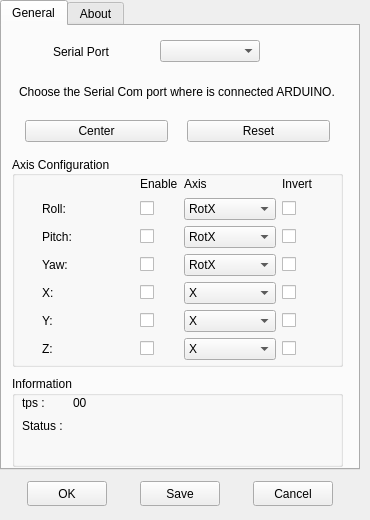
opentrack/opentrack, file ftnoir_tracker_hatire/ftnoir_hatcontrols.ui: the form before one commit.
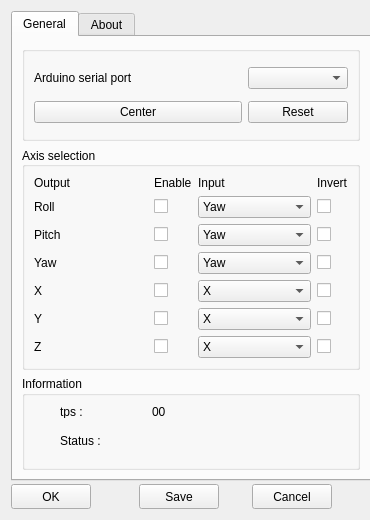
The form after the commit. The open tabs and pages were chosen to show the change. Icons and pictures are not drawn.

The edit to the form file:
```diff
--- a/ftnoir_tracker_hatire/ftnoir_hatcontrols.ui
+++ b/ftnoir_tracker_hatire/ftnoir_hatcontrols.ui
@@ -41,96 +41,9 @@
   <property name="autoFillBackground">
    <bool>false</bool>
   </property>
-  <widget class="QWidget" name="layoutWidget">
-   <property name="geometry">
-    <rect>
-     <x>0</x>
-     <y>480</y>
-     <width>361</width>
-     <height>27</height>
-    </rect>
-   </property>
-   <layout class="QHBoxLayout" name="horizontalLayout_frm_dialog">
-    <item>
-     <widget class="QPushButton" name="btnOK">
-      <property name="sizePolicy">
-       <sizepolicy hsizetype="Preferred" vsizetype="Fixed">
-        <horstretch>0</horstretch>
-        <verstretch>0</verstretch>
-       </sizepolicy>
-      </property>
-      <property name="minimumSize">
-       <size>
-        <width>80</width>
-        <height>25</height>
-       </size>
-      </property>
-      <property name="maximumSize">
-       <size>
-        <width>80</width>
-        <height>25</height>
-       </size>
-      </property>
-      <property name="text">
-       <string>OK</string>
-      </property>
-     </widget>
-    </item>
-    <item>
-     <widget class="QPushButton" name="btnSave">
-      <property name="minimumSize">
-       <size>
-        <width>80</width>
-        <height>25</height>
-       </size>
-      </property>
-      <property name="maximumSize">
-       <size>
-        <width>80</width>
-        <height>25</height>
-       </size>
-      </property>
-      <property name="text">
-       <string>Save</string>
-      </property>
-     </widget>
-    </item>
-    <item>
-     <widget class="QPushButton" name="btnCancel">
-      <property name="sizePolicy">
-       <sizepolicy hsizetype="Preferred" vsizetype="Fixed">
-        <horstretch>0</horstretch>
-        <verstretch>0</verstretch>
-       </sizepolicy>
-      </property>
-      <property name="minimumSize">
-       <size>
-        <width>80</width>
-        <height>25</height>
-       </size>
-      </property>
-      <property name="maximumSize">
-       <size>
-        <width>80</width>
-        <height>25</height>
-       </size>
-      </property>
-      <property name="text">
-       <string>Cancel</string>
-      </property>
-     </widget>
-    </item>
-   </layout>
-  </widget>
+  <layout class="QGridLayout" name="gridLayout_5">
+   <item row="0" column="0" colspan="3">
   <widget class="QTabWidget" name="tabWidget">
-   <property name="geometry">
-    <rect>
-     <x>0</x>
-     <y>0</y>
-     <width>360</width>
-     <height>470</height>
-    </rect>
-   </property>
    <property name="minimumSize">
     <size>
      <width>360</width>
@@ -144,7 +57,7 @@
     </size>
    </property>
    <property name="currentIndex">
-    <number>0</number>
+      <number>1</number>
    </property>
    <property name="usesScrollButtons">
     <bool>true</bool>
@@ -157,131 +70,79 @@
     <attribute name="title">
      <string>General</string>
     </attribute>
-    <widget class="QGroupBox" name="groupBox_status">
-     <property name="geometry">
-      <rect>
-       <x>10</x>
-       <y>350</y>
-       <width>331</width>
-       <height>91</height>
-      </rect>
-     </property>
-     <property name="title">
-      <string>Information</string>
-     </property>
-     <widget class="QWidget" name="formLayoutWidget">
-      <property name="geometry">
-       <rect>
-        <x>10</x>
-        <y>20</y>
-        <width>311</width>
-        <height>51</height>
-       </rect>
-      </property>
-      <layout class="QFormLayout" name="formLayout_status">
-       <property name="fieldGrowthPolicy">
-        <enum>QFormLayout::AllNonFixedFieldsGrow</enum>
-       </property>
-       <property name="horizontalSpacing">
-        <number>10</number>
-       </property>
-       <property name="verticalSpacing">
-        <number>10</number>
-       </property>
-       <property name="leftMargin">
-        <number>0</number>
-       </property>
-       <property name="topMargin">
-        <number>0</number>
-       </property>
-       <property name="bottomMargin">
-        <number>0</number>
-       </property>
+      <layout class="QGridLayout" name="gridLayout_4">
        <item row="0" column="0">
-        <widget class="QLabel" name="lab_tps">
-         <property name="minimumSize">
-          <size>
-           <width>31</width>
-           <height>0</height>
-          </size>
+        <widget class="QGroupBox" name="groupBox">
+         <property name="title">
+          <string/>
          </property>
-         <property name="maximumSize">
-          <size>
-           <width>60</width>
-           <height>13</height>
-          </size>
-         </property>
-         <property name="toolTip">
-          <string>Trame per seconde</string>
-         </property>
-         <property name="text">
-          <string>tps :</string>
-         </property>
-        </widget>
-       </item>
+         <layout class="QGridLayout" name="gridLayout_3">
        <item row="2" column="0">
-        <widget class="QLabel" name="lab_status">
-         <property name="maximumSize">
+           <widget class="QPushButton" name="btnCenter">
+            <property name="minimumSize">
           <size>
-           <width>60</width>
-           <height>16777215</height>
+              <width>80</width>
+              <height>20</height>
           </size>
          </property>
          <property name="text">
-          <string>Status :</string>
+             <string>Center</string>
          </property>
         </widget>
        </item>
        <item row="2" column="1">
-        <widget class="QLabel" name="lab_vstatus">
+           <widget class="QPushButton" name="btnReset">
          <property name="minimumSize">
           <size>
-           <width>170</width>
-           <height>0</height>
-          </size>
-         </property>
+              <width>80</width>
+              <height>20</height>
+             </size>
+            </property>
+            <property name="text">
+             <string>Reset</string>
+            </property>
+           </widget>
+          </item>
+          <item row="1" column="1">
+           <widget class="QComboBox" name="cbSerialPort">
+            <property name="sizePolicy">
+             <sizepolicy hsizetype="MinimumExpanding" vsizetype="Fixed">
+              <horstretch>0</horstretch>
+              <verstretch>0</verstretch>
+             </sizepolicy>
+            </property>
          <property name="maximumSize">
           <size>
-           <width>60</width>
+              <width>100</width>
            <height>16777215</height>
           </size>
          </property>
-         <property name="text">
-          <string/>
+            <property name="editable">
+             <bool>false</bool>
+            </property>
+            <property name="sizeAdjustPolicy">
+             <enum>QComboBox::AdjustToMinimumContentsLength</enum>
+            </property>
+            <property name="modelColumn">
+             <number>0</number>
          </property>
         </widget>
        </item>
-       <item row="0" column="1">
-        <widget class="QLabel" name="lab_vtps">
-         <property name="minimumSize">
-          <size>
-           <width>31</width>
-           <height>0</height>
-          </size>
-         </property>
-         <property name="maximumSize">
-          <size>
-           <width>60</width>
-           <height>13</height>
-          </size>
-         </property>
+          <item row="1" column="0">
+           <widget class="QLabel" name="label_info">
          <property name="text">
-          <string>00</string>
+             <string>Arduino serial port</string>
+            </property>
+            <property name="wordWrap">
+             <bool>true</bool>
          </property>
         </widget>
        </item>
       </layout>
      </widget>
-    </widget>
+       </item>
+       <item row="1" column="0">
     <widget class="QGroupBox" name="groupBox_3">
-     <property name="geometry">
-      <rect>
-       <x>10</x>
-       <y>130</y>
-       <width>331</width>
-       <height>211</height>
-      </rect>
-     </property>
      <property name="minimumSize">
       <size>
        <width>0</width>
@@ -289,35 +150,33 @@
       </size>
      </property>
      <property name="title">
-      <string>Axis Configuration</string>
+          <string>Axis selection</string>
      </property>
      <property name="alignment">
       <set>Qt::AlignLeading|Qt::AlignLeft|Qt::AlignVCenter</set>
      </property>
-     <widget class="QWidget" name="layoutWidget_Configuration">
-      <property name="geometry">
-       <rect>
-        <x>10</x>
-        <y>20</y>
-        <width>311</width>
-        <height>181</height>
-       </rect>
-      </property>
       <layout class="QGridLayout" name="gridLayout_2">
-       <property name="sizeConstraint">
-        <enum>QLayout::SetMinAndMaxSize</enum>
-       </property>
-       <property name="leftMargin">
-        <number>0</number>
-       </property>
-       <property name="topMargin">
-        <number>0</number>
-       </property>
-       <property name="spacing">
-        <number>6</number>
-       </property>
-       <item row="3" column="2">
-        <widget class="QCheckBox" name="chkEnableYaw">
+          <item row="6" column="2">
+           <widget class="QCheckBox" name="chkEnableZ">
+            <property name="maximumSize">
+             <size>
+              <width>20</width>
+              <height>16777215</height>
+             </size>
+            </property>
+            <property name="toolTip">
+             <string>Enable Axis</string>
+            </property>
+            <property name="layoutDirection">
+             <enum>Qt::LeftToRight</enum>
+            </property>
+            <property name="text">
+             <string/>
+            </property>
+           </widget>
+          </item>
+          <item row="4" column="4">
+           <widget class="QCheckBox" name="chkInvertX">
          <property name="maximumSize">
           <size>
            <width>20</width>
@@ -325,18 +184,43 @@
           </size>
          </property>
          <property name="toolTip">
-          <string>Enable Axis</string>
+             <string>Invert Axis</string>
          </property>
          <property name="layoutDirection">
           <enum>Qt::LeftToRight</enum>
          </property>
+            <property name="styleSheet">
+             <string notr="true"/>
+            </property>
          <property name="text">
           <string/>
          </property>
         </widget>
        </item>
-       <item row="1" column="2">
-        <widget class="QCheckBox" name="chkEnableRoll">
+          <item row="4" column="3">
+           <widget class="QComboBox" name="cb_x">
+            <property name="toolTip">
+             <string>Associate Axis</string>
+            </property>
+            <item>
+             <property name="text">
+              <string>X</string>
+             </property>
+            </item>
+            <item>
+             <property name="text">
+              <string>Y</string>
+             </property>
+            </item>
+            <item>
+             <property name="text">
+              <string>Z</string>
+             </property>
+            </item>
+           </widget>
+          </item>
+          <item row="4" column="2">
+           <widget class="QCheckBox" name="chkEnableX">
          <property name="maximumSize">
           <size>
            <width>20</width>
@@ -345,6 +229,46 @@
          </property>
          <property name="toolTip">
           <string>Enable Axis</string>
+            </property>
+            <property name="layoutDirection">
+             <enum>Qt::LeftToRight</enum>
+            </property>
+            <property name="text">
+             <string/>
+            </property>
+           </widget>
+          </item>
+          <item row="4" column="0">
+           <widget class="QLabel" name="label_x">
+            <property name="text">
+             <string>X</string>
+            </property>
+           </widget>
+          </item>
+          <item row="2" column="0">
+           <widget class="QLabel" name="label_pitch">
+            <property name="text">
+             <string>Pitch</string>
+            </property>
+           </widget>
+          </item>
+          <item row="6" column="0">
+           <widget class="QLabel" name="label_z">
+            <property name="text">
+             <string>Z</string>
+            </property>
+           </widget>
+          </item>
+          <item row="6" column="4">
+           <widget class="QCheckBox" name="chkInvertZ">
+            <property name="maximumSize">
+             <size>
+              <width>20</width>
+              <height>16777215</height>
+             </size>
+            </property>
+            <property name="toolTip">
+             <string>Invert Axis</string>
          </property>
          <property name="layoutDirection">
           <enum>Qt::LeftToRight</enum>
@@ -364,68 +288,17 @@
          </property>
          <item>
           <property name="text">
-           <string>RotX</string>
+              <string>Yaw</string>
           </property>
          </item>
          <item>
           <property name="text">
-           <string>RotY</string>
+              <string>Pitch</string>
           </property>
          </item>
          <item>
           <property name="text">
-           <string>RotZ</string>
-          </property>
-         </item>
-        </widget>
-       </item>
-       <item row="3" column="1">
-        <widget class="QLabel" name="label_yaw">
-         <property name="text">
-          <string>Yaw:</string>
-         </property>
-        </widget>
-       </item>
-       <item row="1" column="3">
-        <widget class="QComboBox" name="cb_roll">
-         <property name="toolTip">
-          <string>Associate Axis</string>
-         </property>
-         <item>
-          <property name="text">
-           <string>RotX</string>
-          </property>
-         </item>
-         <item>
-          <property name="text">
-           <string>RotY</string>
-          </property>
-         </item>
-         <item>
-          <property name="text">
-           <string>RotZ</string>
-          </property>
-         </item>
-        </widget>
-       </item>
-       <item row="2" column="3">
-        <widget class="QComboBox" name="cb_pitch">
-         <property name="toolTip">
-          <string>Associate Axis</string>
-         </property>
-         <item>
-          <property name="text">
-           <string>RotX</string>
-          </property>
-         </item>
-         <item>
-          <property name="text">
-           <string>RotY</string>
-          </property>
-         </item>
-         <item>
-          <property name="text">
-           <string>RotZ</string>
+              <string>Roll</string>
           </property>
          </item>
         </widget>
@@ -449,62 +322,26 @@
          </property>
         </widget>
        </item>
-       <item row="2" column="1">
-        <widget class="QLabel" name="label_pitch">
-         <property name="text">
-          <string>Pitch:</string>
-         </property>
-        </widget>
-       </item>
-       <item row="1" column="1">
-        <widget class="QLabel" name="label_roll">
+          <item row="6" column="3">
+           <widget class="QComboBox" name="cb_z">
+            <property name="toolTip">
+             <string>Associate Axis</string>
+            </property>
+            <item>
          <property name="text">
-          <string>Roll:</string>
-         </property>
-        </widget>
-       </item>
-       <item row="1" column="4">
-        <widget class="QCheckBox" name="chkInvertRoll">
-         <property name="maximumSize">
-          <size>
-           <width>20</width>
-           <height>16777215</height>
-          </size>
-         </property>
-         <property name="toolTip">
-          <string>Invert Axis</string>
-         </property>
-         <property name="layoutDirection">
-          <enum>Qt::LeftToRight</enum>
-         </property>
-         <property name="styleSheet">
-          <string notr="true"/>
-         </property>
+              <string>X</string>
+             </property>
+            </item>
+            <item>
          <property name="text">
-          <string/>
-         </property>
-        </widget>
-       </item>
-       <item row="2" column="4">
-        <widget class="QCheckBox" name="chkInvertPitch">
-         <property name="maximumSize">
-          <size>
-           <width>20</width>
-           <height>16777215</height>
-          </size>
-         </property>
-         <property name="toolTip">
-          <string>Invert Axis</string>
-         </property>
-         <property name="layoutDirection">
-          <enum>Qt::LeftToRight</enum>
-         </property>
-         <property name="styleSheet">
-          <string notr="true"/>
-         </property>
+              <string>Y</string>
+             </property>
+            </item>
+            <item>
          <property name="text">
-          <string/>
-         </property>
+              <string>Z</string>
+             </property>
+            </item>
         </widget>
        </item>
        <item row="3" column="4">
@@ -529,17 +366,92 @@
          </property>
         </widget>
        </item>
-       <item row="0" column="2">
-        <widget class="QLabel" name="label">
+          <item row="5" column="2">
+           <widget class="QCheckBox" name="chkEnableY">
+            <property name="maximumSize">
+             <size>
+              <width>20</width>
+              <height>16777215</height>
+             </size>
+            </property>
+            <property name="toolTip">
+             <string>Enable Axis</string>
+            </property>
+            <property name="layoutDirection">
+             <enum>Qt::LeftToRight</enum>
+            </property>
          <property name="text">
-          <string>Enable</string>
+             <string/>
+            </property>
+           </widget>
+          </item>
+          <item row="2" column="4">
+           <widget class="QCheckBox" name="chkInvertPitch">
+            <property name="maximumSize">
+             <size>
+              <width>20</width>
+              <height>16777215</height>
+             </size>
+            </property>
+            <property name="toolTip">
+             <string>Invert Axis</string>
+            </property>
+            <property name="layoutDirection">
+             <enum>Qt::LeftToRight</enum>
+            </property>
+            <property name="styleSheet">
+             <string notr="true"/>
+            </property>
+            <property name="text">
+             <string/>
+            </property>
+           </widget>
+          </item>
+          <item row="1" column="3">
+           <widget class="QComboBox" name="cb_roll">
+            <property name="toolTip">
+             <string>Associate Axis</string>
+            </property>
+            <item>
+             <property name="text">
+              <string>Yaw</string>
+             </property>
+            </item>
+            <item>
+             <property name="text">
+              <string>Pitch</string>
+             </property>
+            </item>
+            <item>
+             <property name="text">
+              <string>Roll</string>
+             </property>
+            </item>
+           </widget>
+          </item>
+          <item row="3" column="2">
+           <widget class="QCheckBox" name="chkEnableYaw">
+            <property name="maximumSize">
+             <size>
+              <width>20</width>
+              <height>16777215</height>
+             </size>
+            </property>
+            <property name="toolTip">
+             <string>Enable Axis</string>
+            </property>
+            <property name="layoutDirection">
+             <enum>Qt::LeftToRight</enum>
+            </property>
+            <property name="text">
+             <string/>
          </property>
         </widget>
        </item>
        <item row="0" column="3">
         <widget class="QLabel" name="label_2">
          <property name="text">
-          <string>Axis</string>
+             <string>Input</string>
          </property>
         </widget>
        </item>
@@ -550,15 +462,15 @@
          </property>
         </widget>
        </item>
-       <item row="4" column="1">
-        <widget class="QLabel" name="label_x">
+          <item row="3" column="0">
+           <widget class="QLabel" name="label_yaw">
          <property name="text">
-          <string>X:</string>
+             <string>Yaw</string>
          </property>
         </widget>
        </item>
-       <item row="4" column="2">
-        <widget class="QCheckBox" name="chkEnableX">
+          <item row="1" column="2">
+           <widget class="QCheckBox" name="chkEnableRoll">
          <property name="maximumSize">
           <size>
            <width>20</width>
@@ -567,47 +479,6 @@
          </property>
          <property name="toolTip">
           <string>Enable Axis</string>
-         </property>
-         <property name="layoutDirection">
-          <enum>Qt::LeftToRight</enum>
-         </property>
-         <property name="text">
-          <string/>
-         </property>
-        </widget>
-       </item>
-       <item row="4" column="3">
-        <widget class="QComboBox" name="cb_x">
-         <property name="toolTip">
-          <string>Associate Axis</string>
-         </property>
-         <item>
-          <property name="text">
-           <string>X</string>
-          </property>
-         </item>
-         <item>
-          <property name="text">
-           <string>Y</string>
-          </property>
-         </item>
-         <item>
-          <property name="text">
-           <string>Z</string>
-          </property>
-         </item>
-        </widget>
-       </item>
-       <item row="4" column="4">
-        <widget class="QCheckBox" name="chkInvertX">
-         <property name="maximumSize">
-          <size>
-           <width>20</width>
-           <height>16777215</height>
-          </size>
-         </property>
-         <property name="toolTip">
-          <string>Invert Axis</string>
          </property>
          <property name="layoutDirection">
           <enum>Qt::LeftToRight</enum>
@@ -620,32 +491,6 @@
          </property>
         </widget>
        </item>
-       <item row="5" column="1">
-        <widget class="QLabel" name="label_y">
-         <property name="text">
-          <string>Y:</string>
-         </property>
-        </widget>
-       </item>
-       <item row="5" column="2">
-        <widget class="QCheckBox" name="chkEnableY">
-         <property name="maximumSize">
-          <size>
-           <width>20</width>
-           <height>16777215</height>
-          </size>
-         </property>
-         <property name="toolTip">
-          <string>Enable Axis</string>
-         </property>
-         <property name="layoutDirection">
-          <enum>Qt::LeftToRight</enum>
-         </property>
-         <property name="text">
-          <string/>
-         </property>
-        </widget>
-       </item>
        <item row="5" column="3">
         <widget class="QComboBox" name="cb_y">
          <property name="toolTip">
@@ -668,6 +513,57 @@
          </item>
         </widget>
        </item>
+          <item row="2" column="3">
+           <widget class="QComboBox" name="cb_pitch">
+            <property name="toolTip">
+             <string>Associate Axis</string>
+            </property>
+            <item>
+             <property name="text">
+              <string>Yaw</string>
+             </property>
+            </item>
+            <item>
+             <property name="text">
+              <string>Pitch</string>
+             </property>
+            </item>
+            <item>
+             <property name="text">
+              <string>Roll</string>
+             </property>
+            </item>
+           </widget>
+          </item>
+          <item row="1" column="4">
+           <widget class="QCheckBox" name="chkInvertRoll">
+            <property name="maximumSize">
+             <size>
+              <width>20</width>
+              <height>16777215</height>
+             </size>
+            </property>
+            <property name="toolTip">
+             <string>Invert Axis</string>
+            </property>
+            <property name="layoutDirection">
+             <enum>Qt::LeftToRight</enum>
+            </property>
+            <property name="styleSheet">
+             <string notr="true"/>
+            </property>
+            <property name="text">
+             <string/>
+            </property>
+           </widget>
+          </item>
+          <item row="5" column="0">
+           <widget class="QLabel" name="label_y">
+            <property name="text">
+             <string>Y</string>
+            </property>
+           </widget>
+          </item>
        <item row="5" column="4">
         <widget class="QCheckBox" name="chkInvertY">
          <property name="maximumSize">
@@ -690,296 +586,121 @@
          </property>
         </widget>
        </item>
-       <item row="6" column="1">
-        <widget class="QLabel" name="label_z">
+          <item row="1" column="0">
+           <widget class="QLabel" name="label_roll">
          <property name="text">
-          <string>Z:</string>
+             <string>Roll</string>
          </property>
         </widget>
        </item>
-       <item row="6" column="2">
-        <widget class="QCheckBox" name="chkEnableZ">
-         <property name="maximumSize">
-          <size>
-           <width>20</width>
-           <height>16777215</height>
-          </size>
-         </property>
-         <property name="toolTip">
-          <string>Enable Axis</string>
-         </property>
-         <property name="layoutDirection">
-          <enum>Qt::LeftToRight</enum>
-         </property>
+          <item row="0" column="2">
+           <widget class="QLabel" name="label">
          <property name="text">
-          <string/>
+             <string>Enable</string>
          </property>
         </widget>
        </item>
-       <item row="6" column="3">
-        <widget class="QComboBox" name="cb_z">
-         <property name="toolTip">
-          <string>Associate Axis</string>
-         </property>
-         <item>
+          <item row="0" column="0">
+           <widget class="QLabel" name="label_4">
           <property name="text">
-           <string>X</string>
-          </property>
-         </item>
-         <item>
-          <property name="text">
-           <string>Y</string>
-          </property>
-         </item>
-         <item>
-          <property name="text">
-           <string>Z</string>
-          </property>
-         </item>
-        </widget>
-       </item>
-       <item row="6" column="4">
-        <widget class="QCheckBox" name="chkInvertZ">
-         <property name="maximumSize">
-          <size>
-           <width>20</width>
-           <height>16777215</height>
-          </size>
-         </property>
-         <property name="toolTip">
-          <string>Invert Axis</string>
-         </property>
-         <property name="layoutDirection">
-          <enum>Qt::LeftToRight</enum>
-         </property>
-         <property name="styleSheet">
-          <string notr="true"/>
-         </property>
-         <property name="text">
-          <string/>
-         </property>
+             <string>Output</string>
+            </property>
+           </widget>
+          </item>
+         </layout>
         </widget>
        </item>
-       <item row="0" column="5">
-        <spacer name="horizontalSpacer_12">
-         <property name="orientation">
-          <enum>Qt::Horizontal</enum>
+       <item row="2" column="0">
+        <widget class="QGroupBox" name="groupBox_status">
+         <property name="title">
+          <string>Information</string>
          </property>
-         <property name="sizeType">
-          <enum>QSizePolicy::Fixed</enum>
-         </property>
-         <property name="sizeHint" stdset="0">
-          <size>
-           <width>20</width>
-           <height>16</height>
-          </size>
-         </property>
-        </spacer>
-       </item>
+         <layout class="QGridLayout" name="gridLayout">
        <item row="0" column="0">
-        <spacer name="horizontalSpacer_11">
-         <property name="orientation">
-          <enum>Qt::Horizontal</enum>
-         </property>
-         <property name="sizeType">
-          <enum>QSizePolicy::Fixed</enum>
-         </property>
-         <property name="sizeHint" stdset="0">
+           <widget class="QLabel" name="lab_tps">
+            <property name="minimumSize">
           <size>
-           <width>20</width>
-           <height>16</height>
-          </size>
-         </property>
-        </spacer>
-       </item>
-      </layout>
-     </widget>
-    </widget>
-    <widget class="QWidget" name="layoutWidget6">
-     <property name="geometry">
-      <rect>
-       <x>10</x>
-       <y>90</y>
-       <width>331</width>
-       <height>31</height>
-      </rect>
-     </property>
-     <layout class="QHBoxLayout" name="horizontalLayout__arduino">
-      <item>
-       <spacer name="horizontalSpacer_10">
-        <property name="orientation">
-         <enum>Qt::Horizontal</enum>
-        </property>
-        <property name="sizeType">
-         <enum>QSizePolicy::Fixed</enum>
-        </property>
-        <property name="sizeHint" stdset="0">
+              <width>31</width>
+              <height>0</height>
+             </size>
+            </property>
+            <property name="maximumSize">
          <size>
-          <width>13</width>
-          <height>16</height>
-         </size>
-        </property>
-       </spacer>
-      </item>
-      <item>
-       <widget class="QPushButton" name="btnCenter">
-        <property name="minimumSize">
-         <size>
-          <width>80</width>
-          <height>20</height>
-         </size>
+              <width>60</width>
+              <height>13</height>
+             </size>
+            </property>
+            <property name="toolTip">
+             <string>Trame per seconde</string>
         </property>
         <property name="text">
-         <string>Center</string>
+             <string>tps :</string>
         </property>
        </widget>
       </item>
-      <item>
-       <spacer name="horizontalSpacer_8">
-        <property name="orientation">
-         <enum>Qt::Horizontal</enum>
-        </property>
-        <property name="sizeType">
-         <enum>QSizePolicy::Fixed</enum>
-        </property>
-        <property name="sizeHint" stdset="0">
+          <item row="1" column="1">
+           <widget class="QLabel" name="lab_vstatus">
+            <property name="minimumSize">
          <size>
-          <width>13</width>
-          <height>16</height>
-         </size>
-        </property>
-       </spacer>
-      </item>
-      <item>
-       <widget class="QPushButton" name="btnReset">
-        <property name="minimumSize">
+              <width>170</width>
+              <height>0</height>
+             </size>
+            </property>
+            <property name="maximumSize">
          <size>
-          <width>80</width>
-          <height>20</height>
+              <width>60</width>
+              <height>16777215</height>
          </size>
         </property>
         <property name="text">
-         <string>Reset</string>
+             <string/>
         </property>
        </widget>
       </item>
-      <item>
-       <spacer name="horizontalSpacer_9">
-        <property name="orientation">
-         <enum>Qt::Horizontal</enum>
-        </property>
-        <property name="sizeType">
-         <enum>QSizePolicy::Fixed</enum>
-        </property>
-        <property name="sizeHint" stdset="0">
+          <item row="0" column="1">
+           <widget class="QLabel" name="lab_vtps">
+            <property name="minimumSize">
          <size>
-          <width>13</width>
-          <height>16</height>
-         </size>
-        </property>
-       </spacer>
-      </item>
-     </layout>
-    </widget>
-    <widget class="QWidget" name="layoutWidget1">
-     <property name="geometry">
-      <rect>
-       <x>10</x>
-       <y>10</y>
-       <width>331</width>
-       <height>31</height>
-      </rect>
-     </property>
-     <layout class="QHBoxLayout" name="horizontalLayout_3">
-      <item>
-       <widget class="QLabel" name="label_5">
+              <width>31</width>
+              <height>0</height>
+             </size>
+            </property>
         <property name="maximumSize">
          <size>
           <width>60</width>
-          <height>16777215</height>
+              <height>13</height>
          </size>
         </property>
         <property name="text">
-         <string>Serial Port :</string>
+             <string>00</string>
         </property>
        </widget>
       </item>
-      <item>
-       <widget class="QComboBox" name="cbSerialPort">
+          <item row="1" column="0">
+           <widget class="QLabel" name="lab_status">
         <property name="maximumSize">
          <size>
-          <width>100</width>
+              <width>60</width>
           <height>16777215</height>
          </size>
         </property>
-        <property name="editable">
-         <bool>false</bool>
-        </property>
-        <property name="sizeAdjustPolicy">
-         <enum>QComboBox::AdjustToMinimumContentsLength</enum>
-        </property>
-        <property name="modelColumn">
-         <number>0</number>
-        </property>
-       </widget>
-      </item>
-      <item>
-       <spacer name="horizontalSpacer_5">
-        <property name="orientation">
-         <enum>Qt::Horizontal</enum>
-        </property>
-        <property name="sizeType">
-         <enum>QSizePolicy::Minimum</enum>
-        </property>
-        <property name="sizeHint" stdset="0">
-         <size>
-          <width>40</width>
-          <height>20</height>
-         </size>
-        </property>
-       </spacer>
-      </item>
-     </layout>
-    </widget>
-    <widget class="QWidget" name="horizontalLayoutWidget">
-     <property name="geometry">
-      <rect>
-       <x>10</x>
-       <y>50</y>
-       <width>331</width>
-       <height>31</height>
-      </rect>
-     </property>
-     <layout class="QHBoxLayout" name="horizontalLayout_serial">
-      <property name="leftMargin">
-       <number>7</number>
-      </property>
-      <item>
-       <widget class="QLabel" name="label_info">
-        <property name="text">
-         <string>Choose the Serial Com port where is connected ARDUINO.</string>
-        </property>
-        <property name="wordWrap">
-         <bool>true</bool>
-        </property>
-       </widget>
-      </item>
-     </layout>
-    </widget>
+            <property name="text">
+             <string>Status :</string>
+            </property>
+           </widget>
+          </item>
+         </layout>
+        </widget>
+       </item>
+      </layout>
    </widget>
    <widget class="QWidget" name="tab_about">
     <attribute name="title">
      <string>About</string>
     </attribute>
+      <layout class="QFormLayout" name="formLayout">
+       <item row="0" column="0">
     <widget class="QLabel" name="label_10">
-     <property name="geometry">
-      <rect>
-       <x>10</x>
-       <y>20</y>
-       <width>111</width>
-       <height>111</height>
-      </rect>
-     </property>
      <property name="text">
       <string>&lt;!DOCTYPE HTML PUBLIC &quot;-//W3C//DTD HTML 4.0//EN&quot; &quot;http://www.w3.org/TR/REC-html40/strict.dtd&quot;&gt;
 &lt;html&gt;&lt;head&gt;&lt;meta name=&quot;qrichtext&quot; content=&quot;1&quot; /&gt;&lt;style type=&quot;text/css&quot;&gt;
@@ -993,15 +714,9 @@
       <bool>true</bool>
      </property>
     </widget>
+       </item>
+       <item row="0" column="1">
     <widget class="QLabel" name="label_35">
-     <property name="geometry">
-      <rect>
-       <x>200</x>
-       <y>20</y>
-       <width>128</width>
-       <height>128</height>
-      </rect>
-     </property>
      <property name="text">
       <string/>
      </property>
@@ -1009,15 +724,12 @@
       <pixmap resource="ftnoir_hat.qrc">:/images/hat_logo.png</pixmap>
      </property>
     </widget>
+       </item>
+       <item row="2" column="0" colspan="2">
+        <widget class="QLineEdit" name="lineSend"/>
+       </item>
+       <item row="4" column="0" colspan="2">
     <widget class="QPlainTextEdit" name="pteINFO">
-     <property name="geometry">
-      <rect>
-       <x>10</x>
-       <y>190</y>
-       <width>331</width>
-       <height>251</height>
-      </rect>
-     </property>
      <property name="readOnly">
       <bool>true</bool>
      </property>
@@ -1025,31 +737,88 @@
       <number>800</number>
      </property>
     </widget>
-    <widget class="QLineEdit" name="lineSend">
-     <property name="geometry">
-      <rect>
-       <x>10</x>
-       <y>160</y>
-       <width>241</width>
-       <height>20</height>
-      </rect>
-     </property>
-    </widget>
+       </item>
+       <item row="3" column="1">
     <widget class="QPushButton" name="btnSend">
-     <property name="geometry">
-      <rect>
-       <x>260</x>
-       <y>160</y>
-       <width>75</width>
-       <height>23</height>
-      </rect>
-     </property>
      <property name="text">
       <string>Send</string>
      </property>
     </widget>
-   </widget>
-  </widget>
+       </item>
+      </layout>
+     </widget>
+    </widget>
+   </item>
+   <item row="1" column="0">
+    <widget class="QPushButton" name="btnOK">
+     <property name="sizePolicy">
+      <sizepolicy hsizetype="Preferred" vsizetype="Fixed">
+       <horstretch>0</horstretch>
+       <verstretch>0</verstretch>
+      </sizepolicy>
+     </property>
+     <property name="minimumSize">
+      <size>
+       <width>80</width>
+       <height>25</height>
+      </size>
+     </property>
+     <property name="maximumSize">
+      <size>
+       <width>80</width>
+       <height>25</height>
+      </size>
+     </property>
+     <property name="text">
+      <string>OK</string>
+     </property>
+    </widget>
+   </item>
+   <item row="1" column="1">
+    <widget class="QPushButton" name="btnSave">
+     <property name="minimumSize">
+      <size>
+       <width>80</width>
+       <height>25</height>
+      </size>
+     </property>
+     <property name="maximumSize">
+      <size>
+       <width>80</width>
+       <height>25</height>
+      </size>
+     </property>
+     <property name="text">
+      <string>Save</string>
+     </property>
+    </widget>
+   </item>
+   <item row="1" column="2">
+    <widget class="QPushButton" name="btnCancel">
+     <property name="sizePolicy">
+      <sizepolicy hsizetype="Preferred" vsizetype="Fixed">
+       <horstretch>0</horstretch>
+       <verstretch>0</verstretch>
+      </sizepolicy>
+     </property>
+     <property name="minimumSize">
+      <size>
+       <width>80</width>
+       <height>25</height>
+      </size>
+     </property>
+     <property name="maximumSize">
+      <size>
+       <width>80</width>
+       <height>25</height>
+      </size>
+     </property>
+     <property name="text">
+      <string>Cancel</string>
+     </property>
+    </widget>
+   </item>
+  </layout>
  </widget>
  <tabstops>
   <tabstop>btnCancel</tabstop>
```
Lines whose indentation alone changed are shown as unchanged.
